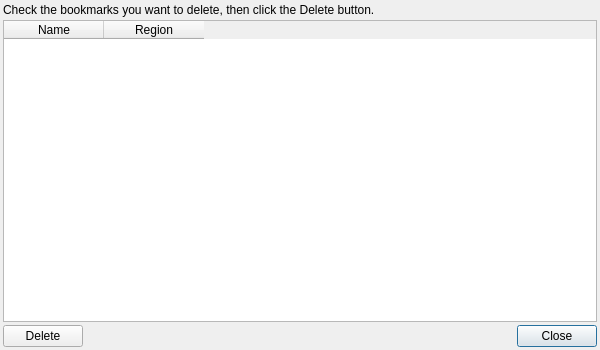
This is src/cppVISUAL/BookmarkManager.ui in imgag/ngs-bits as Qt 5 draws it before an edit. The edited form follows.
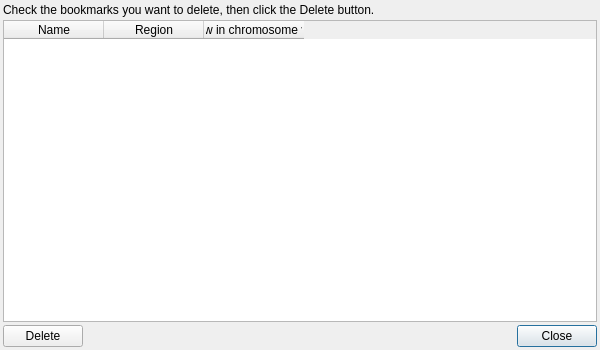
This is the edited form. Icons and pictures are not drawn.

Commit message: ChromosomePanel: Added region indicators for PAR, bookmarks; Added tool to add N regions

The edit to the form file:
```diff
--- a/src/cppVISUAL/BookmarkManager.ui
+++ b/src/cppVISUAL/BookmarkManager.ui
@@ -67,6 +67,11 @@
        <string>Region</string>
       </property>
      </column>
+     <column>
+      <property name="text">
+       <string>Show in chromosome view</string>
+      </property>
+     </column>
     </widget>
    </item>
    <item>
```
Left out of the diff: 2 changed lines with no effect on the pictures. The commit also changes 18 other files.
